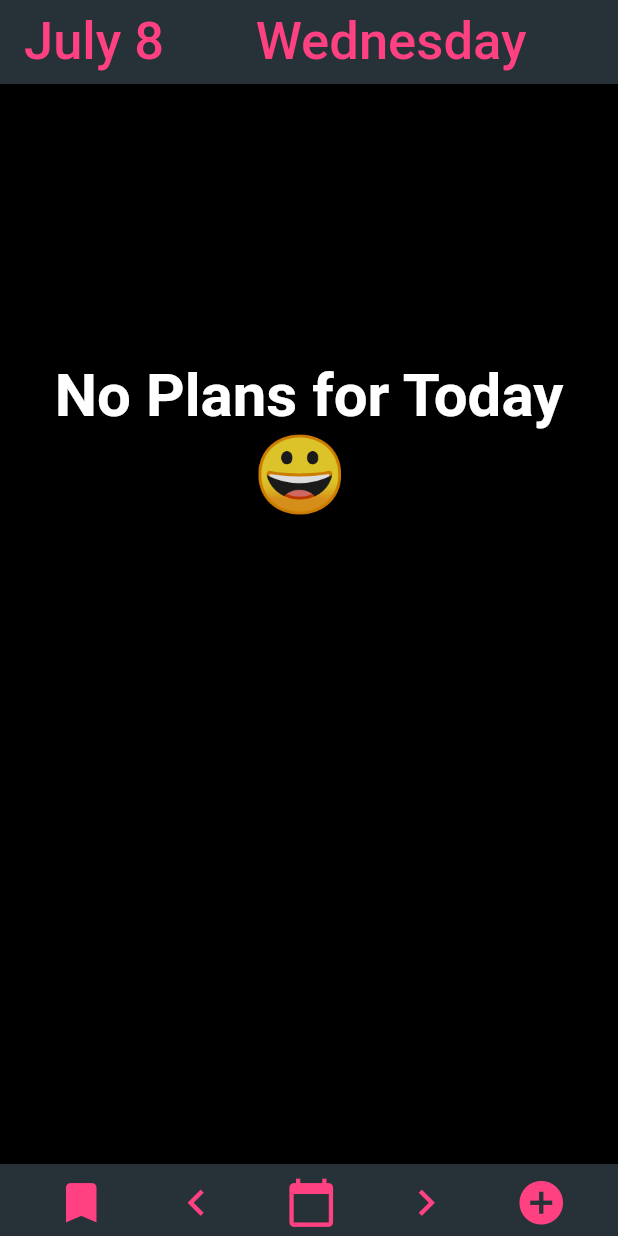
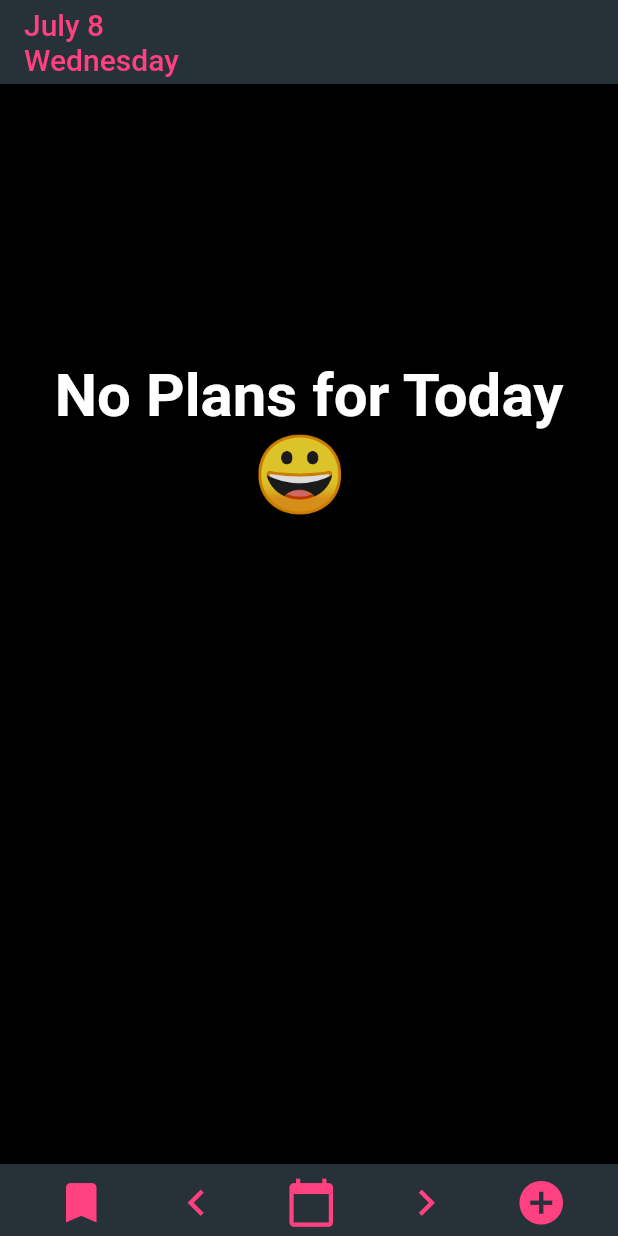
Before and after one commit to prabakar0/ITA-Calendar, a Flutter app: the screen it shows after launch, on a phone screen of 412 x 824 dp. Run offline on Flutter 3.47's test engine with Material 2 defaults, Android fonts, the phone set to English and light mode, and no system bars; Roboto replaces fonts that are missing (EmojiOne).

Commit message:
fixed display issue

```diff
--- a/lib/main.dart
+++ b/lib/main.dart
@@ -9,8 +9,8 @@ class MyApp extends StatelessWidget {
   @override
   Widget build(BuildContext context) {
     var x = DateTime.now();
-    var month = x.month.toString();
-    var weekday = x.weekday.toString();
+    String month = x.month.toString();
+    String weekday = x.weekday.toString();
     var day = x.day.toInt();
     switch (month) {
       case "1":
@@ -118,8 +118,8 @@ class MyApp extends StatelessWidget {
           backgroundColor: Colors.blueGrey[900],
           centerTitle: false,
           title: Text(
-            month + ' ' + x.day.toString() + '       ' + weekday,
-            style: TextStyle(color: Colors.pinkAccent, fontSize: 35),
+            month + ' ' + x.day.toString() + '\n' + weekday,
+            style: TextStyle(color: Colors.pinkAccent, fontSize: 20),
           ),
         ),
         body: SafeArea(
```
